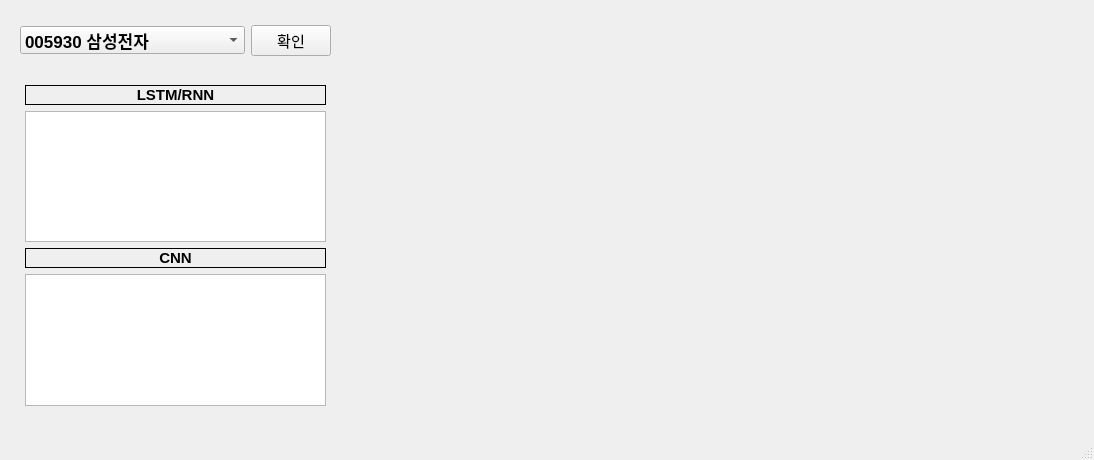
Qt form user_client/test.ui (joon8445/stock_prediction) before a commit.
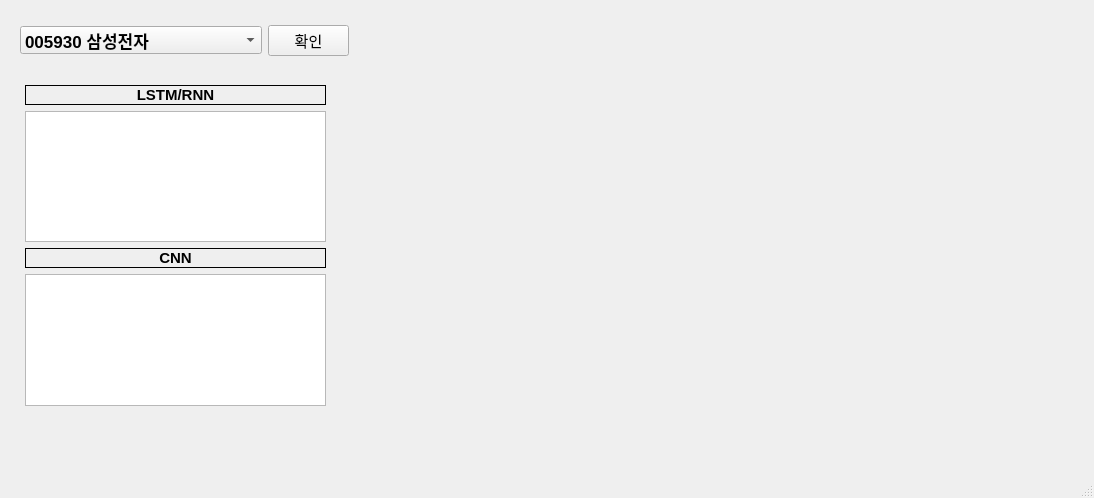
The same form after that commit.

```diff
--- a/user_client/test.ui
+++ b/user_client/test.ui
@@ -7,7 +7,7 @@
     <x>0</x>
     <y>0</y>
     <width>1094</width>
-    <height>460</height>
+    <height>498</height>
    </rect>
   </property>
   <property name="windowTitle">
@@ -114,7 +114,7 @@
      <rect>
       <x>20</x>
       <y>10</y>
-      <width>311</width>
+      <width>329</width>
       <height>61</height>
      </rect>
     </property>
```
Left out of the diff: 2 changed lines with no effect on the pictures.
